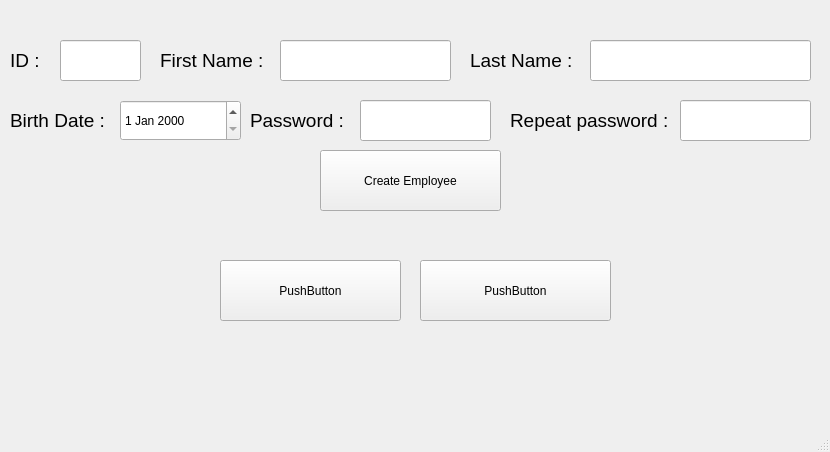
Old version of the form Form/winadmin.ui in the repository gameraliaz/Bank_Server.
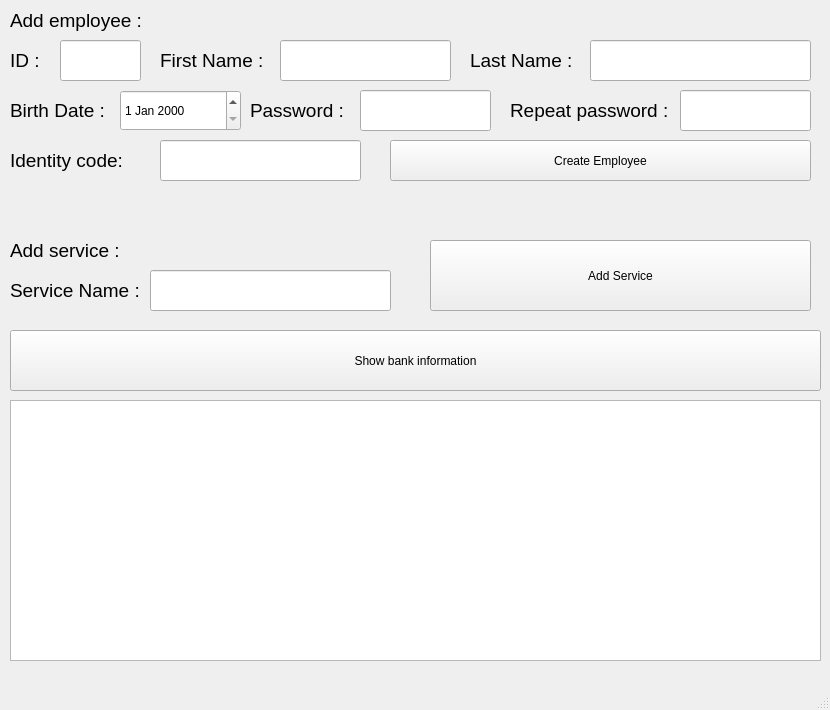
New version of the form. Icons and pictures are not drawn.

Commit message: Form Employee and Admin is Compleated. working on Customers from.

What changed in the file:
```diff
--- a/Form/winadmin.ui
+++ b/Form/winadmin.ui
@@ -7,7 +7,7 @@
     <x>0</x>
     <y>0</y>
     <width>830</width>
-    <height>452</height>
+    <height>710</height>
    </rect>
   </property>
   <property name="windowTitle">
@@ -17,36 +17,36 @@
    <widget class="QPushButton" name="pushButton">
     <property name="geometry">
      <rect>
-      <x>420</x>
-      <y>260</y>
-      <width>191</width>
+      <x>10</x>
+      <y>330</y>
+      <width>811</width>
       <height>61</height>
      </rect>
     </property>
     <property name="text">
-     <string>PushButton</string>
+     <string>Show bank information</string>
     </property>
    </widget>
    <widget class="QPushButton" name="pushButton_2">
     <property name="geometry">
      <rect>
-      <x>220</x>
-      <y>260</y>
-      <width>181</width>
-      <height>61</height>
+      <x>430</x>
+      <y>240</y>
+      <width>381</width>
+      <height>71</height>
      </rect>
     </property>
     <property name="text">
-     <string>PushButton</string>
+     <string>Add Service</string>
     </property>
    </widget>
    <widget class="QPushButton" name="btnCreateEmployee">
     <property name="geometry">
      <rect>
-      <x>320</x>
-      <y>150</y>
-      <width>181</width>
-      <height>61</height>
+      <x>390</x>
+      <y>140</y>
+      <width>421</width>
+      <height>41</height>
      </rect>
     </property>
     <property name="text">
@@ -144,7 +144,7 @@
     <property name="geometry">
      <rect>
       <x>250</x>
-      <y>100</y>
+      <y>90</y>
       <width>101</width>
       <height>41</height>
      </rect>
@@ -162,7 +162,7 @@
     <property name="geometry">
      <rect>
       <x>360</x>
-      <y>100</y>
+      <y>90</y>
       <width>131</width>
       <height>41</height>
      </rect>
@@ -175,7 +175,7 @@
     <property name="geometry">
      <rect>
       <x>680</x>
-      <y>100</y>
+      <y>90</y>
       <width>131</width>
       <height>41</height>
      </rect>
@@ -188,7 +188,7 @@
     <property name="geometry">
      <rect>
       <x>510</x>
-      <y>100</y>
+      <y>90</y>
       <width>161</width>
       <height>41</height>
      </rect>
@@ -206,7 +206,7 @@
     <property name="geometry">
      <rect>
       <x>120</x>
-      <y>100</y>
+      <y>90</y>
       <width>121</width>
       <height>41</height>
      </rect>
@@ -216,7 +216,7 @@
     <property name="geometry">
      <rect>
       <x>10</x>
-      <y>100</y>
+      <y>90</y>
       <width>101</width>
       <height>41</height>
      </rect>
@@ -230,6 +230,150 @@
      <string>Birth Date :</string>
     </property>
    </widget>
+   <widget class="QLabel" name="label_7">
+    <property name="geometry">
+     <rect>
+      <x>10</x>
+      <y>230</y>
+      <width>141</width>
+      <height>41</height>
+     </rect>
+    </property>
+    <property name="font">
+     <font>
+      <pointsize>14</pointsize>
+     </font>
+    </property>
+    <property name="text">
+     <string>Add service :</string>
+    </property>
+   </widget>
+   <widget class="QLabel" name="label_8">
+    <property name="geometry">
+     <rect>
+      <x>10</x>
+      <y>270</y>
+      <width>141</width>
+      <height>41</height>
+     </rect>
+    </property>
+    <property name="font">
+     <font>
+      <pointsize>14</pointsize>
+     </font>
+    </property>
+    <property name="text">
+     <string>Service Name :</string>
+    </property>
+   </widget>
+   <widget class="QLineEdit" name="txtServiceName">
+    <property name="geometry">
+     <rect>
+      <x>150</x>
+      <y>270</y>
+      <width>241</width>
+      <height>41</height>
+     </rect>
+    </property>
+   </widget>
+   <widget class="QLabel" name="label_9">
+    <property name="geometry">
+     <rect>
+      <x>10</x>
+      <y>0</y>
+      <width>141</width>
+      <height>41</height>
+     </rect>
+    </property>
+    <property name="font">
+     <font>
+      <pointsize>14</pointsize>
+     </font>
+    </property>
+    <property name="text">
+     <string>Add employee :</string>
+    </property>
+   </widget>
+   <widget class="QLineEdit" name="txtIdentity">
+    <property name="geometry">
+     <rect>
+      <x>160</x>
+      <y>140</y>
+      <width>201</width>
+      <height>41</height>
+     </rect>
+    </property>
+   </widget>
+   <widget class="QLabel" name="label_10">
+    <property name="geometry">
+     <rect>
+      <x>10</x>
+      <y>140</y>
+      <width>121</width>
+      <height>41</height>
+     </rect>
+    </property>
+    <property name="font">
+     <font>
+      <pointsize>14</pointsize>
+     </font>
+    </property>
+    <property name="text">
+     <string>Identity code:</string>
+    </property>
+   </widget>
+   <widget class="QLabel" name="label_11">
+    <property name="geometry">
+     <rect>
+      <x>0</x>
+      <y>80</y>
+      <width>831</width>
+      <height>261</height>
+     </rect>
+    </property>
+    <property name="text">
+     <string/>
+    </property>
+    <property name="pixmap">
+     <pixmap resource="../Resource.qrc">:/Images/Images/splitter01.png</pixmap>
+    </property>
+    <property name="scaledContents">
+     <bool>true</bool>
+    </property>
+   </widget>
+   <widget class="QTextEdit" name="txtInfo">
+    <property name="geometry">
+     <rect>
+      <x>10</x>
+      <y>400</y>
+      <width>811</width>
+      <height>261</height>
+     </rect>
+    </property>
+   </widget>
+   <zorder>label_11</zorder>
+   <zorder>btnShowBankInfo</zorder>
+   <zorder>btnAddService</zorder>
+   <zorder>btnCreateEmployee</zorder>
+   <zorder>txtID</zorder>
+   <zorder>txtFirstName</zorder>
+   <zorder>label</zorder>
+   <zorder>label_2</zorder>
+   <zorder>label_3</zorder>
+   <zorder>txtLastName</zorder>
+   <zorder>label_4</zorder>
+   <zorder>txtPassword</zorder>
+   <zorder>txtRepPassword</zorder>
+   <zorder>label_5</zorder>
+   <zorder>dpBirthDate</zorder>
+   <zorder>label_6</zorder>
+   <zorder>label_7</zorder>
+   <zorder>label_8</zorder>
+   <zorder>txtServiceName</zorder>
+   <zorder>label_9</zorder>
+   <zorder>txtIdentity</zorder>
+   <zorder>label_10</zorder>
+   <zorder>txtInfo</zorder>
   </widget>
   <widget class="QMenuBar" name="menubar">
    <property name="geometry">
```
Left out of the diff: 20 changed lines with no effect on the pictures. The commit also changes 26 other files.
